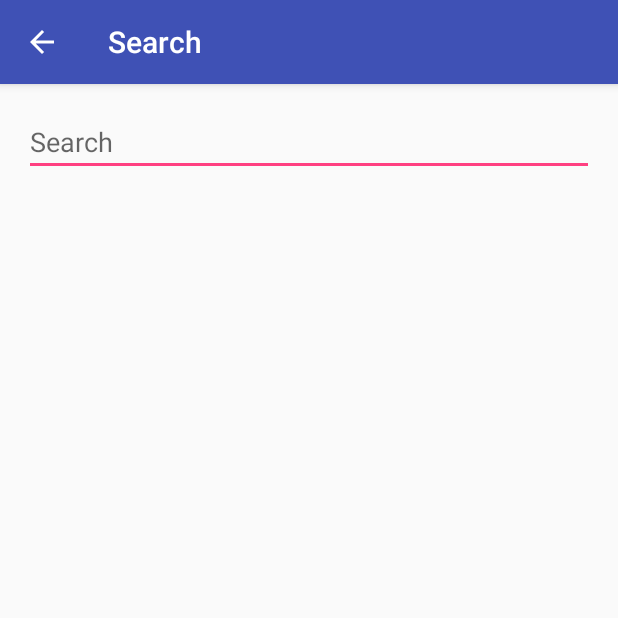
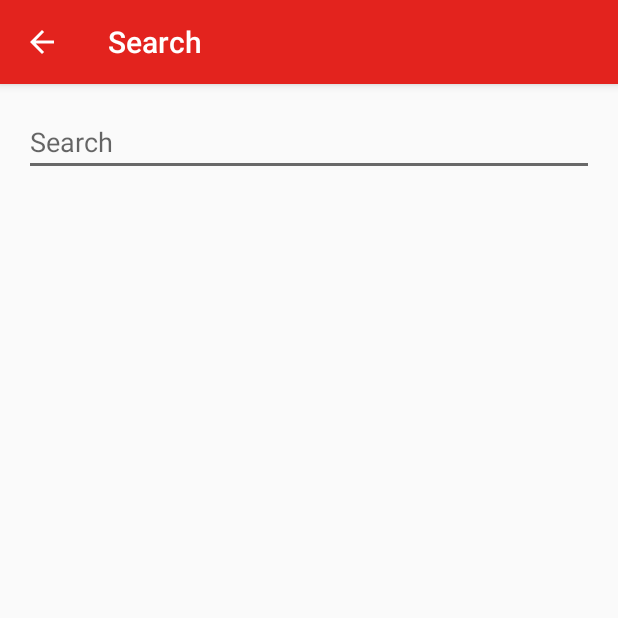
Before and after one commit to RPIBarPI/BarPI, an Android app: the SearchActivity screen opened directly, with no data from a screen before it, on a phone screen of 412 x 824 dp, the top half of it. Run offline under Robolectric (Android 15) with nearby library versions, the phone set to English and light mode, and no system bars.

Commit message:
Changed color scheme, MainView list of bars now working w/ database bar info

```diff
--- a/app/src/main/res/values/colors.xml
+++ b/app/src/main/res/values/colors.xml
@@ -1,6 +1,6 @@
 <?xml version="1.0" encoding="utf-8"?>
 <resources>
-    <color name="colorPrimary">#3F51B5</color>
-    <color name="colorPrimaryDark">#303F9F</color>
-    <color name="colorAccent">#FF4081</color>
+    <color name="colorPrimary">#E3231E</color>
+    <color name="colorPrimaryDark">#900</color>
+    <color name="colorAccent">#686868</color>
 </resources>
```
Also changed, not shown: app/src/main/java/rpi/barpi/BarAdapter.java (+9 -5 lines).
